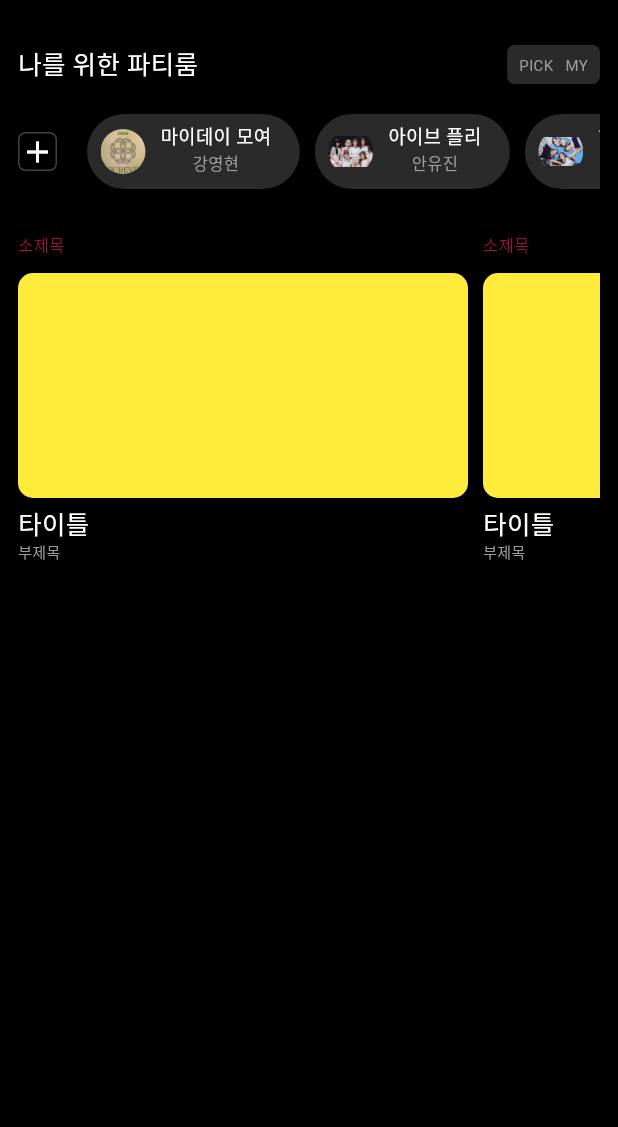
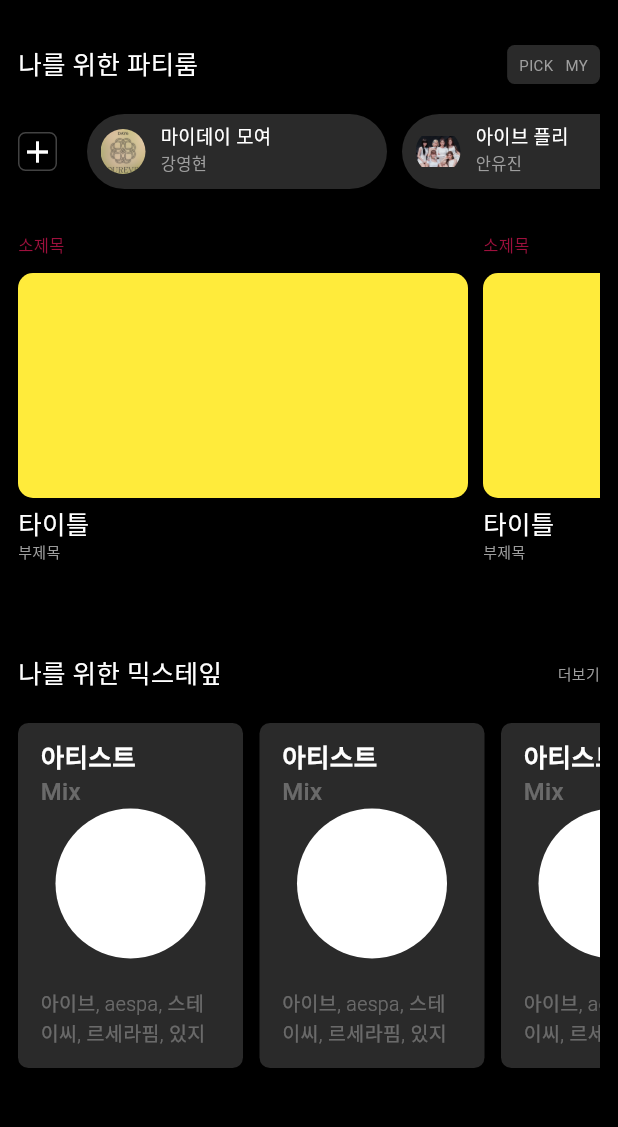
Before and after one commit to SO-HUII/Music-App-Clone-Coding, a Flutter app: the HomeView screen opened by its route, on a phone screen of 412 x 824 dp, the part 60-1187 px from its top. Run offline on Flutter 3.47's test engine with Material 3 defaults, Android fonts, the phone set to English and light mode, and no system bars; our stand-ins replace flutter_svg, get.

Commit message:
Feat: mixtape widget 구현 및 homeview에 적용

```diff
--- a/lib/common/style/font.dart
+++ b/lib/common/style/font.dart
@@ -5,4 +5,9 @@ class MyFontFamily {
     fontSize: 17,
     color: Colors.white,
   );
+
+  static const detailTitle = TextStyle(
+    fontSize: 10,
+    color: Colors.grey,
+  );
 }
--- /dev/null
+++ b/lib/routes/home/components/mixtape.widget.dart
@@ -0,0 +1,96 @@
+import 'package:flutter/material.dart';
+import 'package:flutter/widgets.dart';
+import 'package:music_app_clone_coding/common/style/font.dart';
+
+class MixTape extends StatelessWidget {
+  const MixTape({super.key});
+
+  @override
+  Widget build(BuildContext context) {
+    return Column(
+      children: [
+        const Row(
+          mainAxisAlignment: MainAxisAlignment.spaceBetween,
+          children: [
+            Text(
+              "나를 위한 믹스테잎",
+              style: MyFontFamily.subTitle,
+            ),
+            Text(
+              "더보기",
+              style: MyFontFamily.detailTitle,
+            ),
+          ],
+        ),
+        const SizedBox(height: 20),
+        SizedBox(
+          height: 230,
+          child: Row(
+            children: [
+              Expanded(
+                child: ListView.builder(
+                  scrollDirection: Axis.horizontal,
+                  itemCount: 4,
+                  itemBuilder: (context, index) {
+                    return Container(
+                      width: 150,
+                      height: 170,
+                      padding: const EdgeInsets.symmetric(
+                        horizontal: 15,
+                        vertical: 10,
+                      ),
+                      margin: const EdgeInsets.fromLTRB(0, 0, 11, 0),
+                      decoration: BoxDecoration(
+                        color: const Color(0xFF2a2a2a),
+                        borderRadius: BorderRadius.circular(7),
+                      ),
+                      child: Column(
+                        crossAxisAlignment: CrossAxisAlignment.start,
+                        children: [
+                          const Text(
+                            "아티스트",
+                            style: TextStyle(
+                              fontSize: 17,
+                              fontWeight: FontWeight.bold,
+                              color: Colors.white,
+                            ),
+                          ),
+                          const Text(
+                            "Mix",
+                            style: TextStyle(
+                              fontSize: 16,
+                              fontWeight: FontWeight.w500,
+                              color: Color(0x4DFFFFFF),
+                            ),
+                          ),
+                          Container(
+                            margin: const EdgeInsets.symmetric(horizontal: 10),
+                            width: 100,
+                            height: 100,
+                            decoration: BoxDecoration(
+                              borderRadius: BorderRadius.circular(100),
+                              color: Colors.white,
+                            ),
+                          ),
+                          const SizedBox(height: 20),
+                          const Text(
+                            "아이브, aespa, 스테이씨, 르세라핌, 있지",
+                            style: TextStyle(
+                              fontSize: 13,
+                              fontWeight: FontWeight.w300,
+                              color: Color(0x4DFFFFFF),
+                            ),
+                          )
+                        ],
+                      ),
+                    );
+                  },
+                ),
+              )
+            ],
+          ),
+        ),
+      ],
+    );
+  }
+}
--- a/lib/routes/home/components/partyRoom.widget.dart
+++ b/lib/routes/home/components/partyRoom.widget.dart
@@ -118,6 +118,8 @@ class PartyRoomWidget extends StatelessWidget {
                   itemCount: partyRoomItems.length,
                   itemBuilder: (context, index) {
                     return Container(
+                      width: 200,
+                      height: 60,
                       padding: const EdgeInsets.all(5),
                       margin: const EdgeInsets.fromLTRB(0, 0, 10, 0),
                       decoration: BoxDecoration(
@@ -130,7 +132,7 @@ class PartyRoomWidget extends StatelessWidget {
                           vertical: 1,
                         ),
                         child: Row(
-                          mainAxisAlignment: MainAxisAlignment.center,
+                          mainAxisAlignment: MainAxisAlignment.start,
                           children: [
                             ClipRRect(
                               borderRadius: BorderRadius.circular(50),
@@ -142,7 +144,7 @@ class PartyRoomWidget extends StatelessWidget {
                             ),
                             const SizedBox(width: 10),
                             Column(
-                              mainAxisAlignment: MainAxisAlignment.start,
+                              crossAxisAlignment: CrossAxisAlignment.start,
                               children: [
                                 Text(
                                   partyRoomItems[index]['title']!,
--- a/lib/routes/home/home.view.dart
+++ b/lib/routes/home/home.view.dart
@@ -1,5 +1,6 @@
 import 'package:flutter/material.dart';
 import 'package:music_app_clone_coding/routes/home/components/homeHeader.widget.dart';
+import 'package:music_app_clone_coding/routes/home/components/mixtape.widget.dart';
 import 'package:music_app_clone_coding/routes/home/components/partyRoom.widget.dart';
 import 'package:music_app_clone_coding/routes/home/components/recommendPlayList.widget.dart';
 
@@ -16,7 +17,8 @@ class _HomeViewState extends State<HomeView> {
     return const SafeArea(
       child: Scaffold(
         backgroundColor: Colors.black,
-        body: Padding(
+        body: SingleChildScrollView(
+          child: Padding(
             padding: EdgeInsets.symmetric(
               horizontal: 12,
               vertical: 10,
@@ -28,7 +30,10 @@ class _HomeViewState extends State<HomeView> {
                 PartyRoomWidget(),
                 SizedBox(height: 30),
                 RecommendPlayList(),
+                SizedBox(height: 30),
+                MixTape(),
               ],
+            ),
           ),
         ),
       ),
```
Lines whose indentation alone changed are shown as unchanged.
